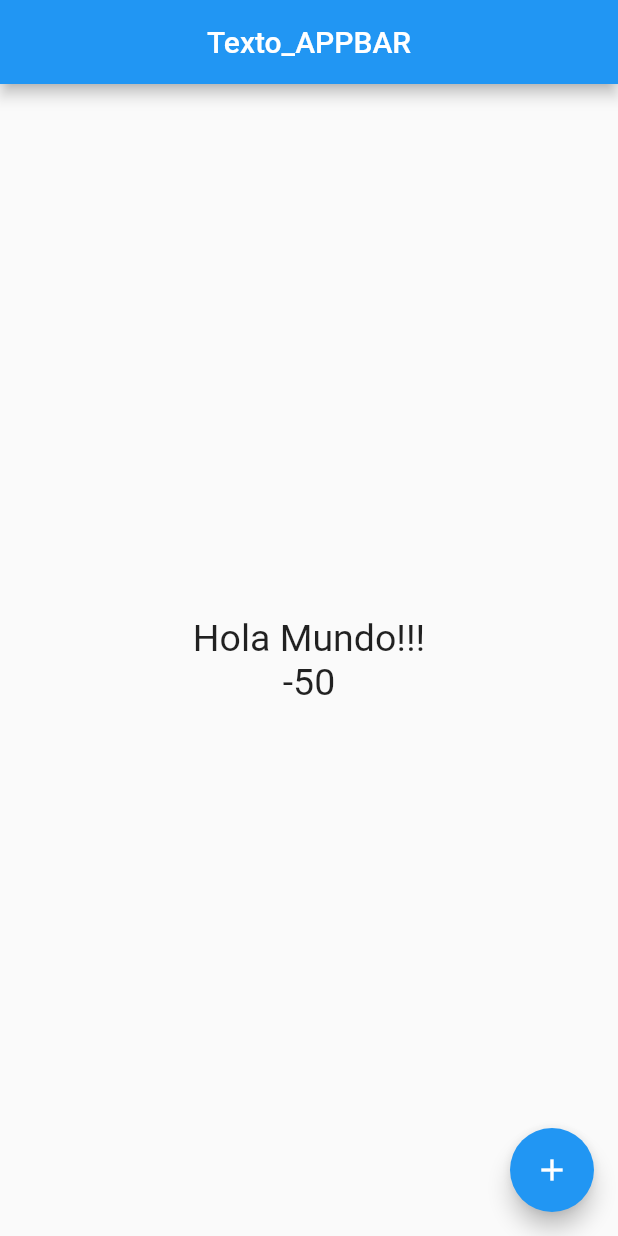
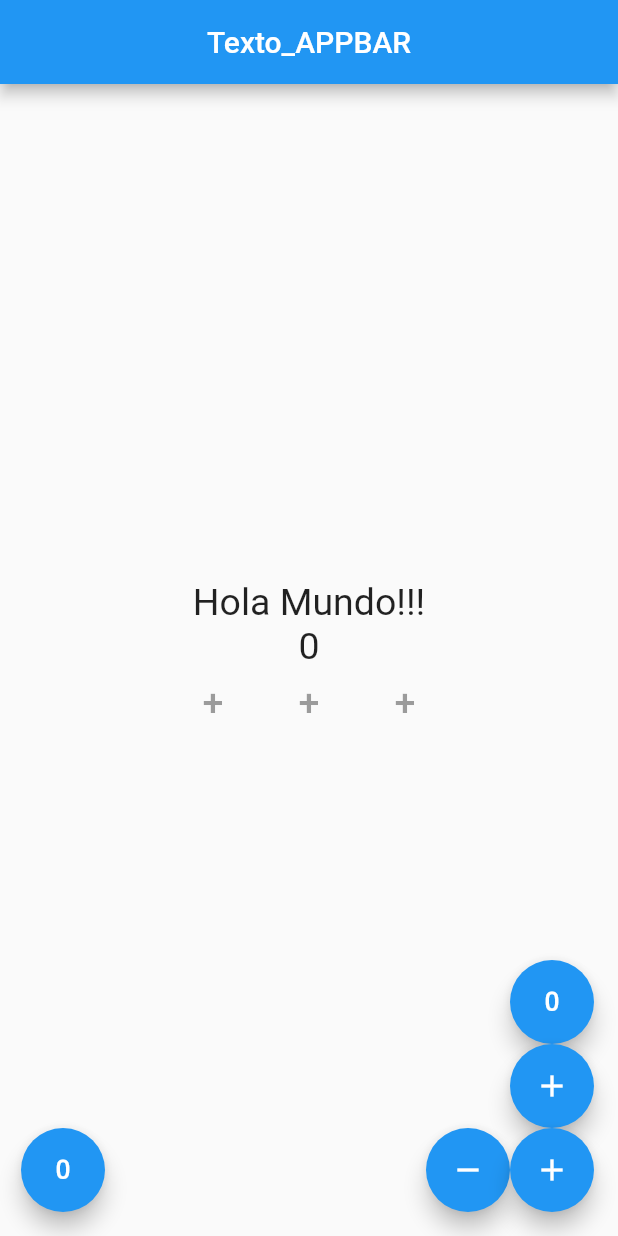
Before and after one commit to RafaelDelgadoCubilla/primera_aplicacion, a Flutter app: the screen it shows after launch, on a phone screen of 412 x 824 dp. Run offline on Flutter 3.47's test engine with Material 2 defaults, Android fonts, the phone set to English and light mode, and no system bars.

Commit message:
Final Sección 5 con añadidos

```diff
--- a/lib/src/pages/contador_page.dart
+++ b/lib/src/pages/contador_page.dart
@@ -7,22 +7,14 @@ class ContadorPage extends StatefulWidget {
 
 class _ContadorPageState extends State<ContadorPage> {
   final _miestilo = TextStyle(fontSize: 25.0);
-  int _contador = -50;
+  int _contador = 0;
   @override
   Widget build(BuildContext context) {
     return Scaffold(
-        floatingActionButton: FloatingActionButton(
-          onPressed: () {
-            _contador++;
-            setState(() {
-
-            });
-          },
-          child: Icon(Icons.add),
-        ),
+        floatingActionButton: _crearBotones(),
         appBar: AppBar(
           centerTitle: true,
-          title: Text('Texto_APPBAR'),
+          title: SafeArea(child: Text('Texto_APPBAR')),
           //elevation: 20.3,
         ),
         body: Center(
@@ -37,7 +29,91 @@ class _ContadorPageState extends State<ContadorPage> {
                   '$_contador',
                   style: _miestilo,
                 ),
+                Row(
+                  mainAxisAlignment: MainAxisAlignment.center,
+                  children: [
+                    TextButton(
+                      onPressed: null,
+                      child: Text('+', style: _miestilo,)
+                    ),
+                    TextButton(
+                      onPressed: null,
+                      child: Text('+', style: _miestilo,)
+                    ),
+                    TextButton(
+                      onPressed: null,
+                      child: Text('+', style: _miestilo,)
+                    )
                   ],
-        )));
+                )
+              ] ,
+            )
+          )
+      );
+  }
+
+  Widget _crearBotones() {
+    return Row(
+      mainAxisAlignment: MainAxisAlignment.end,
+      crossAxisAlignment: CrossAxisAlignment.end,
+      children: [
+        SizedBox(width: 30.0),
+        Boton3(),
+        Expanded(child: SizedBox()),
+        Boton2(),
+        Column(
+          mainAxisAlignment: MainAxisAlignment.end,
+          children: [
+            Boton4(),
+            Boton1(),
+            Boton1(),
+          ],
+        )
+
+      ],
+    );
+  }
+
+  Widget Boton1()
+  {
+    return FloatingActionButton(
+          onPressed: suma,
+          child: Icon(Icons.add),
+        );
+  }
+  Widget Boton2()
+  {
+    return FloatingActionButton(
+          onPressed: resta,
+          child: Icon(Icons.remove),
+        );
+  }
+  Widget Boton3()
+  {
+    return FloatingActionButton(
+          onPressed: cero,
+          child: Icon(Icons.exposure_zero),
+        );
+  }
+  Widget Boton4()
+  {
+    return FloatingActionButton(
+          onPressed: cincuenta,
+          child: Icon(Icons.exposure_zero),
+        );
+  }
+
+  void suma() {
+    setState(() => _contador++);
+  }
+  void resta() {
+    setState(() => _contador--);
+  }
+  void cero() {
+    setState(() => _contador=0);
+  }
+
+  void cincuenta() {
+    setState(() => _contador=50);
   }
 }
```
Lines whose indentation alone changed are shown as unchanged.
